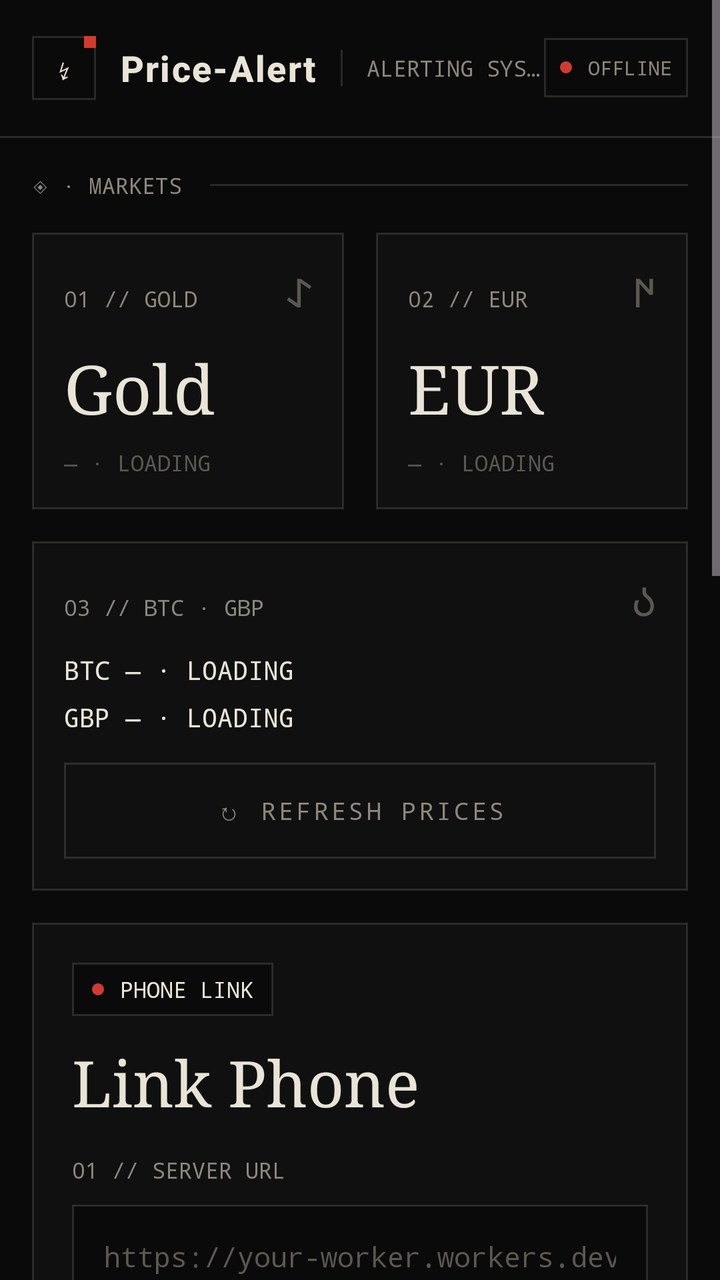
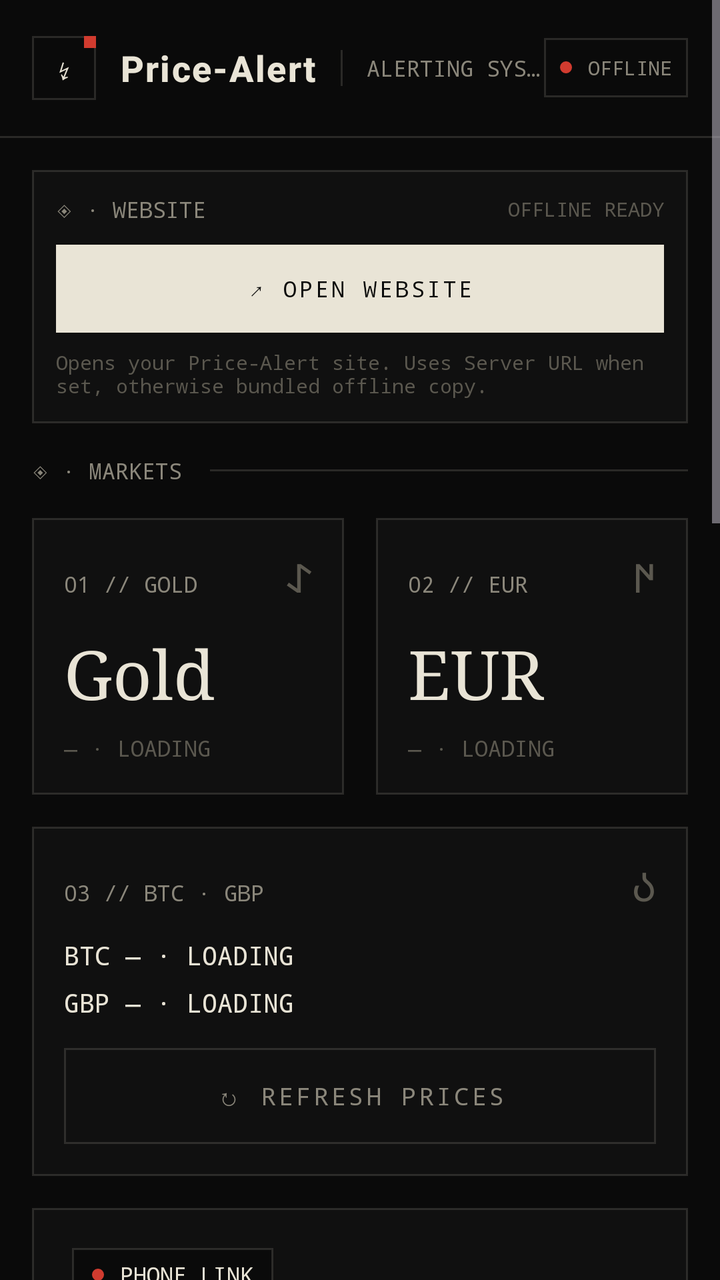

The first picture is an Android layout as it rendered before a commit; the second is the same layout after the commit. The layout source and the unified diff follow.
<!-- AndroidManifest.xml: application theme Theme.PriceAlertSound -->
<!-- res/layout/activity_main.xml -->
<?xml version="1.0" encoding="utf-8"?>
<ScrollView xmlns:android="http://schemas.android.com/apk/res/android"
    android:layout_width="match_parent"
    android:layout_height="match_parent"
    android:background="@color/pa_bg"
    android:fillViewport="true">

    <LinearLayout
        android:layout_width="match_parent"
        android:layout_height="wrap_content"
        android:orientation="vertical">

        
        <LinearLayout
            android:layout_width="match_parent"
            android:layout_height="68dp"
            android:background="@color/pa_bg"
            android:gravity="center_vertical"
            android:orientation="horizontal"
            android:paddingStart="16dp"
            android:paddingEnd="16dp">

            <FrameLayout
                android:layout_width="32dp"
                android:layout_height="32dp"
                android:background="@drawable/input_bg">

                <TextView
                    android:layout_width="match_parent"
                    android:layout_height="match_parent"
                    android:fontFamily="monospace"
                    android:gravity="center"
                    android:text="↯"
                    android:textColor="@color/pa_bone"
                    android:textSize="15sp" />

                <View
                    android:layout_width="6dp"
                    android:layout_height="6dp"
                    android:layout_gravity="top|end"
                    android:background="@color/pa_red" />
            </FrameLayout>

            <TextView
                android:layout_width="wrap_content"
                android:layout_height="wrap_content"
                android:layout_marginStart="12dp"
                android:fontFamily="sans-serif-medium"
                android:letterSpacing="0.04"
                android:text="Price-Alert"
                android:textColor="@color/pa_bone"
                android:textSize="18sp"
                android:textStyle="bold" />

            <View
                android:layout_width="1dp"
                android:layout_height="18dp"
                android:layout_marginStart="12dp"
                android:background="@color/pa_line" />

            <TextView
                android:layout_width="0dp"
                android:layout_height="wrap_content"
                android:layout_marginStart="12dp"
                android:layout_weight="1"
                android:ellipsize="end"
                android:fontFamily="monospace"
                android:maxLines="1"
                android:text="ALERTING SYSTEM"
                android:textColor="@color/pa_muted"
                android:textSize="11sp" />

            <LinearLayout
                android:layout_width="wrap_content"
                android:layout_height="wrap_content"
                android:background="@drawable/input_bg"
                android:gravity="center_vertical"
                android:orientation="horizontal"
                android:padding="8dp">

                <View
                    android:id="@+id/statusDot"
                    android:layout_width="6dp"
                    android:layout_height="6dp"
                    android:background="@drawable/dot_red" />

                <TextView
                    android:id="@+id/statusPill"
                    android:layout_width="wrap_content"
                    android:layout_height="wrap_content"
                    android:layout_marginStart="8dp"
                    android:fontFamily="monospace"
                    android:text="OFFLINE"
                    android:textColor="@color/pa_muted"
                    android:textSize="10sp" />
            </LinearLayout>
        </LinearLayout>

        <View
            android:layout_width="match_parent"
            android:layout_height="1dp"
            android:background="@color/pa_line" />

        
        <LinearLayout
            android:layout_width="match_parent"
            android:layout_height="wrap_content"
            android:orientation="vertical"
            android:padding="16dp">

            
            <LinearLayout
                android:layout_width="match_parent"
                android:layout_height="wrap_content"
                android:gravity="center_vertical"
                android:orientation="horizontal">

                <TextView
                    android:layout_width="wrap_content"
                    android:layout_height="wrap_content"
                    android:fontFamily="monospace"
                    android:text="◈ · MARKETS"
                    android:textColor="@color/pa_muted"
                    android:textSize="11sp" />

                <View
                    android:layout_width="0dp"
                    android:layout_height="1dp"
                    android:layout_marginStart="14dp"
                    android:layout_weight="1"
                    android:background="@color/pa_line" />
            </LinearLayout>

            
            <LinearLayout
                android:layout_width="match_parent"
                android:layout_height="wrap_content"
                android:layout_marginTop="16dp"
                android:orientation="horizontal">

                <LinearLayout
                    android:layout_width="0dp"
                    android:layout_height="wrap_content"
                    android:layout_marginEnd="8dp"
                    android:layout_weight="1"
                    android:background="@drawable/panel_bg"
                    android:orientation="vertical"
                    android:padding="16dp">

                    <LinearLayout
                        android:layout_width="match_parent"
                        android:layout_height="wrap_content"
                        android:orientation="horizontal">

                        <TextView
                            android:layout_width="0dp"
                            android:layout_height="wrap_content"
                            android:layout_weight="1"
                            android:fontFamily="monospace"
                            android:text="01 // GOLD"
                            android:textColor="@color/pa_muted"
                            android:textSize="11sp" />

                        <TextView
                            android:layout_width="wrap_content"
                            android:layout_height="wrap_content"
                            android:text="𐰀"
                            android:textColor="@color/pa_dim"
                            android:textSize="20sp" />
                    </LinearLayout>

                    <TextView
                        android:layout_width="wrap_content"
                        android:layout_height="wrap_content"
                        android:layout_marginTop="12dp"
                        android:fontFamily="serif"
                        android:text="Gold"
                        android:textColor="@color/pa_bone"
                        android:textSize="34sp" />

                    <TextView
                        android:id="@+id/priceGold"
                        android:layout_width="wrap_content"
                        android:layout_height="wrap_content"
                        android:layout_marginTop="8dp"
                        android:fontFamily="monospace"
                        android:text="— · LOADING"
                        android:textColor="@color/pa_dim"
                        android:textSize="11sp" />
                </LinearLayout>

                <LinearLayout
                    android:layout_width="0dp"
                    android:layout_height="wrap_content"
                    android:layout_marginStart="8dp"
                    android:layout_weight="1"
                    android:background="@drawable/panel_bg"
                    android:orientation="vertical"
                    android:padding="16dp">

                    <LinearLayout
                        android:layout_width="match_parent"
                        android:layout_height="wrap_content"
                        android:orientation="horizontal">

                        <TextView
                            android:layout_width="0dp"
                            android:layout_height="wrap_content"
                            android:layout_weight="1"
                            android:fontFamily="monospace"
                            android:text="02 // EUR"
                            android:textColor="@color/pa_muted"
                            android:textSize="11sp" />

                        <TextView
                            android:layout_width="wrap_content"
                            android:layout_height="wrap_content"
                            android:text="𐰇"
                            android:textColor="@color/pa_dim"
                            android:textSize="20sp" />
                    </LinearLayout>

                    <TextView
                        android:layout_width="wrap_content"
                        android:layout_height="wrap_content"
                        android:layout_marginTop="12dp"
                        android:fontFamily="serif"
                        android:text="EUR"
                        android:textColor="@color/pa_bone"
                        android:textSize="34sp" />

                    <TextView
                        android:id="@+id/priceEur"
                        android:layout_width="wrap_content"
                        android:layout_height="wrap_content"
                        android:layout_marginTop="8dp"
                        android:fontFamily="monospace"
                        android:text="— · LOADING"
                        android:textColor="@color/pa_dim"
                        android:textSize="11sp" />
                </LinearLayout>
            </LinearLayout>

            <LinearLayout
                android:layout_width="match_parent"
                android:layout_height="wrap_content"
                android:layout_marginTop="16dp"
                android:background="@drawable/panel_bg"
                android:orientation="vertical"
                android:padding="16dp">

                <LinearLayout
                    android:layout_width="match_parent"
                    android:layout_height="wrap_content"
                    android:orientation="horizontal">

                    <TextView
                        android:layout_width="0dp"
                        android:layout_height="wrap_content"
                        android:layout_weight="1"
                        android:fontFamily="monospace"
                        android:text="03 // BTC · GBP"
                        android:textColor="@color/pa_muted"
                        android:textSize="11sp" />

                    <TextView
                        android:layout_width="wrap_content"
                        android:layout_height="wrap_content"
                        android:text="𐰉"
                        android:textColor="@color/pa_dim"
                        android:textSize="20sp" />
                </LinearLayout>

                <TextView
                    android:id="@+id/priceBtc"
                    android:layout_width="wrap_content"
                    android:layout_height="wrap_content"
                    android:layout_marginTop="12dp"
                    android:fontFamily="monospace"
                    android:text="BTC — · LOADING"
                    android:textColor="@color/pa_bone"
                    android:textSize="13sp" />

                <TextView
                    android:id="@+id/priceGbp"
                    android:layout_width="wrap_content"
                    android:layout_height="wrap_content"
                    android:layout_marginTop="6dp"
                    android:fontFamily="monospace"
                    android:text="GBP — · LOADING"
                    android:textColor="@color/pa_bone"
                    android:textSize="13sp" />

                <androidx.appcompat.widget.AppCompatButton
                    android:id="@+id/refreshBtn"
                    android:layout_width="match_parent"
                    android:layout_height="48dp"
                    android:layout_marginTop="14dp"
                    android:background="@drawable/btn_ghost"
                    android:fontFamily="monospace"
                    android:text="↻ Refresh prices"
                    android:textColor="@color/btn_text_ghost"
                    android:textSize="12sp" />
            </LinearLayout>

            
            <LinearLayout
                android:layout_width="match_parent"
                android:layout_height="wrap_content"
                android:layout_marginTop="16dp"
                android:background="@drawable/panel_bg"
                android:orientation="vertical"
                android:padding="20dp">

                <LinearLayout
                    android:layout_width="wrap_content"
                    android:layout_height="wrap_content"
                    android:background="@drawable/input_bg"
                    android:gravity="center_vertical"
                    android:orientation="horizontal"
                    android:padding="6dp">

                    <View
                        android:layout_width="6dp"
                        android:layout_height="6dp"
                        android:layout_marginStart="4dp"
                        android:background="@drawable/dot_red" />

                    <TextView
                        android:layout_width="wrap_content"
                        android:layout_height="wrap_content"
                        android:layout_marginStart="8dp"
                        android:layout_marginEnd="4dp"
                        android:fontFamily="monospace"
                        android:text="PHONE LINK"
                        android:textColor="@color/pa_bone"
                        android:textSize="11sp" />
                </LinearLayout>

                <TextView
                    android:layout_width="wrap_content"
                    android:layout_height="wrap_content"
                    android:layout_marginTop="12dp"
                    android:fontFamily="serif"
                    android:text="Link Phone"
                    android:textColor="@color/pa_bone"
                    android:textSize="32sp" />

                <TextView
                    android:layout_width="wrap_content"
                    android:layout_height="wrap_content"
                    android:layout_marginTop="16dp"
                    android:fontFamily="monospace"
                    android:text="01 // SERVER URL"
                    android:textColor="@color/pa_muted"
                    android:textSize="11sp" />

                <EditText
                    android:id="@+id/urlInput"
                    android:layout_width="match_parent"
                    android:layout_height="52dp"
                    android:layout_marginTop="10dp"
                    android:background="@drawable/input_bg"
                    android:fontFamily="monospace"
                    android:hint="https://your-worker.workers.dev"
                    android:inputType="textUri"
                    android:paddingStart="16dp"
                    android:paddingEnd="16dp"
                    android:textColor="@color/pa_bone"
                    android:textColorHint="@color/pa_dim"
                    android:textSize="14sp" />

                <TextView
                    android:layout_width="wrap_content"
                    android:layout_height="wrap_content"
                    android:layout_marginTop="16dp"
                    android:fontFamily="monospace"
                    android:text="02 // DASHBOARD USER"
                    android:textColor="@color/pa_muted"
                    android:textSize="11sp" />

                <EditText
                    android:id="@+id/userInput"
                    android:layout_width="match_parent"
                    android:layout_height="52dp"
                    android:layout_marginTop="10dp"
                    android:background="@drawable/input_bg"
                    android:fontFamily="monospace"
                    android:hint="owner · empty for local"
                    android:inputType="text"
                    android:paddingStart="16dp"
                    android:paddingEnd="16dp"
                    android:textColor="@color/pa_bone"
                    android:textColorHint="@color/pa_dim"
                    android:textSize="14sp" />

                <TextView
                    android:layout_width="wrap_content"
                    android:layout_height="wrap_content"
                    android:layout_marginTop="16dp"
                    android:fontFamily="monospace"
                    android:text="03 // DASHBOARD PASSWORD"
                    android:textColor="@color/pa_muted"
                    android:textSize="11sp" />

                <EditText
                    android:id="@+id/passInput"
                    android:layout_width="match_parent"
                    android:layout_height="52dp"
                    android:layout_marginTop="10dp"
                    android:background="@drawable/input_bg"
                    android:fontFamily="monospace"
                    android:hint="password"
                    android:inputType="textPassword"
                    android:paddingStart="16dp"
                    android:paddingEnd="16dp"
                    android:textColor="@color/pa_bone"
                    android:textColorHint="@color/pa_dim"
                    android:textSize="14sp" />

                <TextView
                    android:layout_width="wrap_content"
                    android:layout_height="wrap_content"
                    android:layout_marginTop="16dp"
                    android:fontFamily="monospace"
                    android:text="04 // CHECK EVERY · SEC"
                    android:textColor="@color/pa_muted"
                    android:textSize="11sp" />

                <EditText
                    android:id="@+id/intervalInput"
                    android:layout_width="match_parent"
                    android:layout_height="52dp"
                    android:layout_marginTop="10dp"
                    android:background="@drawable/input_bg"
                    android:fontFamily="monospace"
                    android:hint="30 · 15-300"
                    android:inputType="number"
                    android:paddingStart="16dp"
                    android:paddingEnd="16dp"
                    android:textColor="@color/pa_bone"
                    android:textColorHint="@color/pa_dim"
                    android:textSize="14sp" />

                <androidx.appcompat.widget.AppCompatButton
                    android:id="@+id/saveBtn"
                    android:layout_width="match_parent"
                    android:layout_height="50dp"
                    android:layout_marginTop="20dp"
                    android:background="@drawable/btn_bone"
                    android:fontFamily="monospace"
                    android:text="Save"
                    android:textColor="@color/btn_text_bone"
                    android:textSize="13sp" />

                <androidx.appcompat.widget.AppCompatButton
                    android:id="@+id/startBtn"
                    android:layout_width="match_parent"
                    android:layout_height="50dp"
                    android:layout_marginTop="10dp"
                    android:background="@drawable/btn_bone"
                    android:fontFamily="monospace"
                    android:text="▶ Start monitoring"
                    android:textColor="@color/btn_text_bone"
                    android:textSize="13sp" />

                <androidx.appcompat.widget.AppCompatButton
                    android:id="@+id/stopBtn"
                    android:layout_width="match_parent"
                    android:layout_height="50dp"
                    android:layout_marginTop="10dp"
                    android:background="@drawable/btn_ghost"
                    android:fontFamily="monospace"
                    android:text="■ Stop"
                    android:textColor="@color/btn_text_ghost"
                    android:textSize="13sp" />

                <androidx.appcompat.widget.AppCompatButton
                    android:id="@+id/testBtn"
                    android:layout_width="match_parent"
                    android:layout_height="50dp"
                    android:layout_marginTop="10dp"
                    android:background="@drawable/btn_ghost"
                    android:fontFamily="monospace"
                    android:text="♪ Test phone sound"
                    android:textColor="@color/btn_text_ghost"
                    android:textSize="13sp" />

                <TextView
                    android:id="@+id/statusText"
                    android:layout_width="wrap_content"
                    android:layout_height="wrap_content"
                    android:layout_marginTop="16dp"
                    android:fontFamily="monospace"
                    android:text="STATUS · MONITORING OFF"
                    android:textColor="@color/pa_muted"
                    android:textSize="11sp" />
            </LinearLayout>

            
            <LinearLayout
                android:layout_width="match_parent"
                android:layout_height="wrap_content"
                android:layout_marginTop="16dp"
                android:background="@drawable/panel_bg"
                android:orientation="vertical"
                android:padding="20dp">

                <LinearLayout
                    android:layout_width="match_parent"
                    android:layout_height="wrap_content"
                    android:gravity="center_vertical"
                    android:orientation="horizontal">

                    <TextView
                        android:layout_width="0dp"
                        android:layout_height="wrap_content"
                        android:layout_weight="1"
                        android:fontFamily="serif"
                        android:text="Triggered"
                        android:textColor="@color/pa_bone"
                        android:textSize="28sp" />

                    <TextView
                        android:id="@+id/triggeredCount"
                        android:layout_width="wrap_content"
                        android:layout_height="wrap_content"
                        android:fontFamily="monospace"
                        android:text="0 EVENTS"
                        android:textColor="@color/pa_muted"
                        android:textSize="11sp" />
                </LinearLayout>

                <View
                    android:layout_width="match_parent"
                    android:layout_height="1dp"
                    android:layout_marginTop="14dp"
                    android:background="@color/pa_line" />

                <LinearLayout
                    android:id="@+id/triggeredList"
                    android:layout_width="match_parent"
                    android:layout_height="wrap_content"
                    android:layout_marginTop="12dp"
                    android:orientation="vertical">

                    <TextView
                        android:layout_width="wrap_content"
                        android:layout_height="wrap_content"
                        android:fontFamily="monospace"
                        android:text="NO EVENTS YET"
                        android:textColor="@color/pa_dim"
                        android:textSize="11sp" />
                </LinearLayout>
            </LinearLayout>

            
            <LinearLayout
                android:layout_width="match_parent"
                android:layout_height="wrap_content"
                android:layout_marginTop="20dp"
                android:gravity="center_vertical"
                android:orientation="horizontal">

                <TextView
                    android:layout_width="0dp"
                    android:layout_height="wrap_content"
                    android:layout_weight="1"
                    android:fontFamily="monospace"
                    android:text="MARKET PULSE / ALERTS / LIVE DATA"
                    android:textColor="@color/pa_muted"
                    android:textSize="10sp" />

                <TextView
                    android:layout_width="wrap_content"
                    android:layout_height="wrap_content"
                    android:text="𐰀 𐰴 𐰚"
                    android:textColor="@color/pa_dim"
                    android:textSize="14sp" />
            </LinearLayout>
        </LinearLayout>
    </LinearLayout>
</ScrollView>
<!-- resources referenced by this layout -->
<resources>
  <color name="pa_bg">#0A0A0A</color>
  <color name="pa_bone">#E9E4D6</color>
  <color name="pa_dim">#5B584F</color>
  <color name="pa_line">#24E9E4D6</color>
  <color name="pa_muted">#8B877B</color>
  <color name="pa_red">#D13B2F</color>
  <!-- drawable btn_bone (drawable) -->
  <?xml version="1.0" encoding="utf-8"?>
  <selector xmlns:android="http://schemas.android.com/apk/res/android">
      <item android:state_pressed="true">
          <shape android:shape="rectangle">
              <solid android:color="@color/pa_red" />
              <stroke android:width="1dp" android:color="@color/pa_red" />
          </shape>
      </item>
      <item>
          <shape android:shape="rectangle">
              <solid android:color="@color/pa_bone" />
              <stroke android:width="1dp" android:color="@color/pa_bone" />
          </shape>
      </item>
  </selector>
  <!-- drawable btn_ghost (drawable) -->
  <?xml version="1.0" encoding="utf-8"?>
  <selector xmlns:android="http://schemas.android.com/apk/res/android">
      <item android:state_pressed="true">
          <shape android:shape="rectangle">
              <solid android:color="@color/pa_bone" />
              <stroke android:width="1dp" android:color="@color/pa_bone" />
          </shape>
      </item>
      <item>
          <shape android:shape="rectangle">
              <solid android:color="@color/pa_panel" />
              <stroke android:width="1dp" android:color="@color/pa_line" />
          </shape>
      </item>
  </selector>
  <!-- drawable dot_red (drawable) -->
  <?xml version="1.0" encoding="utf-8"?>
  <shape xmlns:android="http://schemas.android.com/apk/res/android" android:shape="oval">
      <solid android:color="@color/pa_red" />
  </shape>
  <!-- drawable input_bg (drawable) -->
  <?xml version="1.0" encoding="utf-8"?>
  <shape xmlns:android="http://schemas.android.com/apk/res/android" android:shape="rectangle">
      <solid android:color="@color/pa_bg" />
      <stroke android:width="1dp" android:color="@color/pa_line" />
  </shape>
  <!-- drawable panel_bg (drawable) -->
  <?xml version="1.0" encoding="utf-8"?>
  <shape xmlns:android="http://schemas.android.com/apk/res/android" android:shape="rectangle">
      <solid android:color="@color/pa_panel" />
      <stroke android:width="1dp" android:color="@color/pa_line" />
  </shape>
  <style name="Theme.PriceAlertSound" parent="Theme.Material3.Dark.NoActionBar">
          <item name="colorPrimary">@color/pa_bone</item>
          <item name="colorOnPrimary">@color/pa_bg</item>
          <item name="colorPrimaryContainer">@color/pa_panel2</item>
          <item name="colorSecondary">@color/pa_red</item>
          <item name="android:windowBackground">@color/pa_bg</item>
          <item name="colorSurface">@color/pa_panel</item>
          <item name="colorOnSurface">@color/pa_bone</item>
          <item name="colorOutline">@color/pa_line</item>
          <item name="buttonStyle">@style/PA.Button</item>
      </style>
  <color name="pa_panel">#101010</color>
  <color name="pa_panel2">#141414</color>
  <style name="PA.Button" parent="Widget.AppCompat.Button">
          <item name="android:fontFamily">monospace</item>
          <item name="android:letterSpacing">0.12</item>
          <item name="android:textAllCaps">true</item>
      </style>
</resources>

<!-- the commit's change to res/layout/activity_main.xml (unified diff, before → after) -->
@@ -112,6 +112,59 @@
             <LinearLayout
                 android:layout_width="match_parent"
                 android:layout_height="wrap_content"
+                android:orientation="vertical"
+                android:background="@drawable/panel_bg"
+                android:padding="12dp">
+
+                <LinearLayout
+                    android:layout_width="match_parent"
+                    android:layout_height="wrap_content"
+                    android:gravity="center_vertical"
+                    android:orientation="horizontal">
+                    <TextView
+                        android:layout_width="0dp"
+                        android:layout_height="wrap_content"
+                        android:layout_weight="1"
+                        android:fontFamily="monospace"
+                        android:text="◈ · WEBSITE"
+                        android:textColor="@color/pa_muted"
+                        android:textSize="11sp" />
+                    <TextView
+                        android:id="@+id/siteModeHint"
+                        android:layout_width="wrap_content"
+                        android:layout_height="wrap_content"
+                        android:fontFamily="monospace"
+                        android:text="OFFLINE READY"
+                        android:textColor="@color/pa_dim"
+                        android:textSize="10sp" />
+                </LinearLayout>
+
+                <androidx.appcompat.widget.AppCompatButton
+                    android:id="@+id/openWebsiteBtn"
+                    android:layout_width="match_parent"
+                    android:layout_height="44dp"
+                    android:layout_marginTop="10dp"
+                    android:background="@drawable/btn_bone"
+                    android:fontFamily="monospace"
+                    android:text="↗ Open Website"
+                    android:textColor="@color/btn_text_bone"
+                    android:textSize="11sp" />
+
+                <TextView
+                    android:layout_width="wrap_content"
+                    android:layout_height="wrap_content"
+                    android:layout_marginTop="8dp"
+                    android:fontFamily="monospace"
+                    android:text="Opens your Price-Alert site. Uses Server URL when set, otherwise bundled offline copy."
+                    android:textColor="@color/pa_dim"
+                    android:textSize="10sp" />
+            </LinearLayout>
+
+            
+            <LinearLayout
+                android:layout_width="match_parent"
+                android:layout_height="wrap_content"
+                android:layout_marginTop="16dp"
                 android:gravity="center_vertical"
                 android:orientation="horizontal">
 
